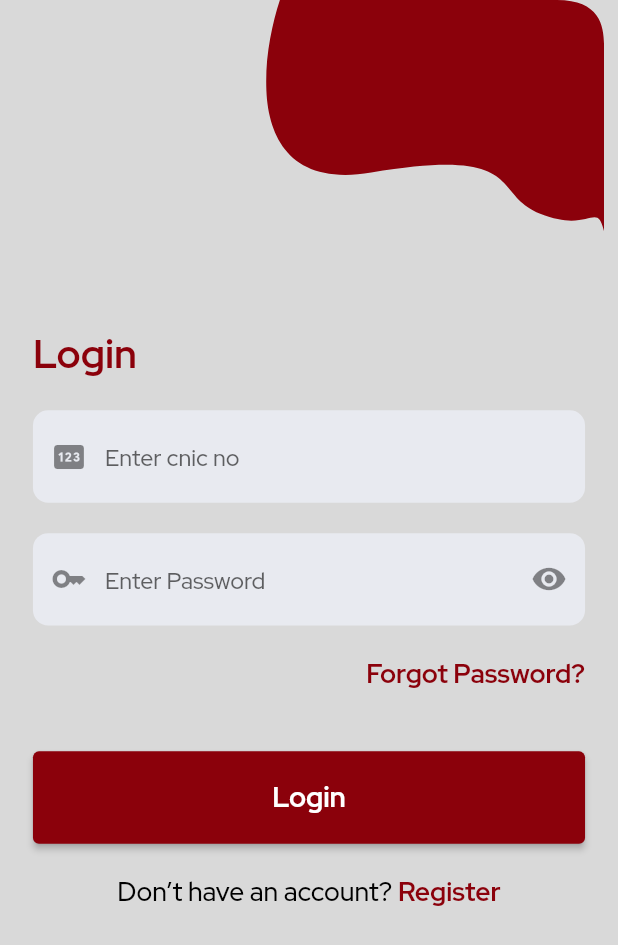
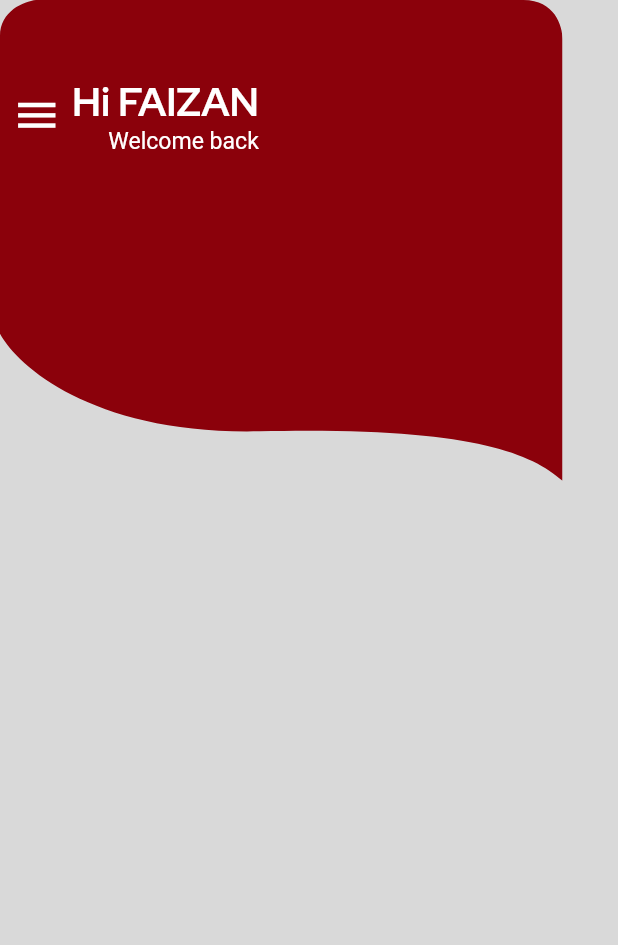
Before and after one commit to cwfaizan/nsdd, a Flutter app: the screen it shows after launch, on a phone screen of 412 x 824 dp. Shown: the top 945 px of the screen. Run offline on Flutter 3.47's test engine with Material 2 defaults, Android fonts, the phone set to English and light mode, and no system bars; our stand-ins replace connectivity, dio, flutter_screenutil, flutter_svg, google_fonts, logger and 2 more.

Commit message:
svg problem

```diff
--- a/lib/main.dart
+++ b/lib/main.dart
@@ -23,7 +23,7 @@ class MyApp extends StatelessWidget {
         theme: themeDataLight,
         darkTheme: themeDataDark,
         // Routes config
-        initialRoute: RouteGenerator.login,
+        initialRoute: RouteGenerator.home,
         onGenerateRoute: RouteGenerator.generateRoute,
       ),
       designSize: const Size(375, 812),
--- /dev/null
+++ b/lib/pages/change_password_page.dart
@@ -0,0 +1,10 @@
+import 'package:flutter/material.dart';
+
+class ChangePasswordPage extends StatelessWidget {
+  const ChangePasswordPage({Key? key}) : super(key: key);
+
+  @override
+  Widget build(BuildContext context) {
+    return Scaffold();
+  }
+}
--- /dev/null
+++ b/lib/pages/home_page.dart
@@ -0,0 +1,68 @@
+import 'package:flutter/material.dart';
+import 'package:flutter_screenutil/flutter_screenutil.dart';
+import 'package:flutter_svg/flutter_svg.dart';
+import 'package:nsdd/utils/constants.dart';
+
+import '../utils/file_path.dart';
+
+class HomePage extends StatelessWidget {
+  const HomePage({Key? key}) : super(key: key);
+
+  @override
+  Widget build(BuildContext context) {
+    return Scaffold(
+      // appBar: AppBar(),
+      drawer: Drawer(
+        child: ListView(
+          children: [],
+        ),
+      ),
+      body: Stack(
+        children: [
+          Positioned(
+            top: 0,
+            child: SvgPicture.asset(
+              FilePath.homeTopBg(context),
+              // height: 321.h,
+              // width: 375.w,
+            ),
+          ),
+          Positioned(
+            top: 50,
+            child: Row(
+              mainAxisAlignment: MainAxisAlignment.spaceBetween,
+              children: [
+                IconButton(
+                  onPressed: () {},
+                  icon: Icon(
+                    Icons.menu,
+                    size: 30.w,
+                    color: kWhiteColor,
+                  ),
+                ),
+                Column(
+                  crossAxisAlignment: CrossAxisAlignment.end,
+                  children: [
+                    Text(
+                      'Hi FAIZAN',
+                      style: Theme.of(context).textTheme.headline3!.copyWith(
+                            color: kWhiteColor,
+                          ),
+                    ),
+                    Text(
+                      'Welcome back',
+                      style: TextStyle(
+                        fontSize: 14.sp,
+                        fontWeight: FontWeight.w400,
+                      ),
+                    ),
+                  ],
+                )
+              ],
+            ),
+          ),
+        ],
+      ),
+    );
+  }
+}
--- a/lib/utils/file_path.dart
+++ b/lib/utils/file_path.dart
@@ -6,4 +6,10 @@ class FilePath {
         ? 'assets/svgs/top_right_corner_light_bg.svg'
         : 'assets/svgs/top_right_corner_dark_bg.svg';
   }
+
+  static String homeTopBg(BuildContext context) {
+    return Theme.of(context).brightness == Brightness.light
+        ? 'assets/svgs/home_top_light_bg.svg'
+        : 'assets/svgs/home_top_dark_bg.svg';
+  }
 }
--- a/lib/utils/routes.dart
+++ b/lib/utils/routes.dart
@@ -1,5 +1,7 @@
 import 'package:flutter/material.dart';
+import 'package:nsdd/pages/change_password_page.dart';
 import 'package:nsdd/pages/forget_password_page.dart';
+import 'package:nsdd/pages/home_page.dart';
 import 'package:nsdd/pages/login_page.dart';
 import 'package:nsdd/pages/otp_page.dart';
 import 'package:nsdd/pages/signup_page.dart';
@@ -12,6 +14,8 @@ class RouteGenerator {
   static const String signup = 'signup';
   static const String forgetPassword = 'forgetPassword';
   static const String otp = 'otp';
+  static const String home = 'home';
+  static const String changePassword = 'changePassword';
   RouteGenerator._();
 
   static Route<dynamic> generateRoute(RouteSettings settings) {
@@ -24,6 +28,10 @@ class RouteGenerator {
         return MaterialPageRoute(builder: (_) => ForgetPasswordPage());
       case otp:
         return MaterialPageRoute(builder: (_) => const OtpPage());
+      case home:
+        return MaterialPageRoute(builder: (_) => const HomePage());
+      case changePassword:
+        return MaterialPageRoute(builder: (_) => const ChangePasswordPage());
       default:
         throw RouteException('Route not found');
     }
--- a/lib/utils/theme_light.dart
+++ b/lib/utils/theme_light.dart
@@ -27,7 +27,8 @@ final themeDataLight = ThemeData.light().copyWith(
       ),
       // headline4: TextStyle(
       //   fontSize: 24.sp,
-      //   color: kLightTextColor,
+      //   fontWeight: FontWeight.bold,
+      //   color: kWhiteColor,
       // ),
       // headline5: TextStyle(
       //   fontSize: 20.sp,
--- a/pubspec.yaml
+++ b/pubspec.yaml
@@ -35,7 +35,7 @@ dependencies:
   # Use with the CupertinoIcons class for iOS style icons.
   cupertino_icons: ^1.0.2
   flutter_screenutil: ^5.5.3+2
-  flutter_svg: ^1.1.0
+  flutter_svg: ^1.1.1
   intl: ^0.17.0
   connectivity: ^3.0.6
   dio: ^4.0.6
```
Also changed, not shown: assets/svgs/home_top_dark_bg.svg (added), assets/svgs/home_top_light_bg.svg (added), pubspec.lock.
